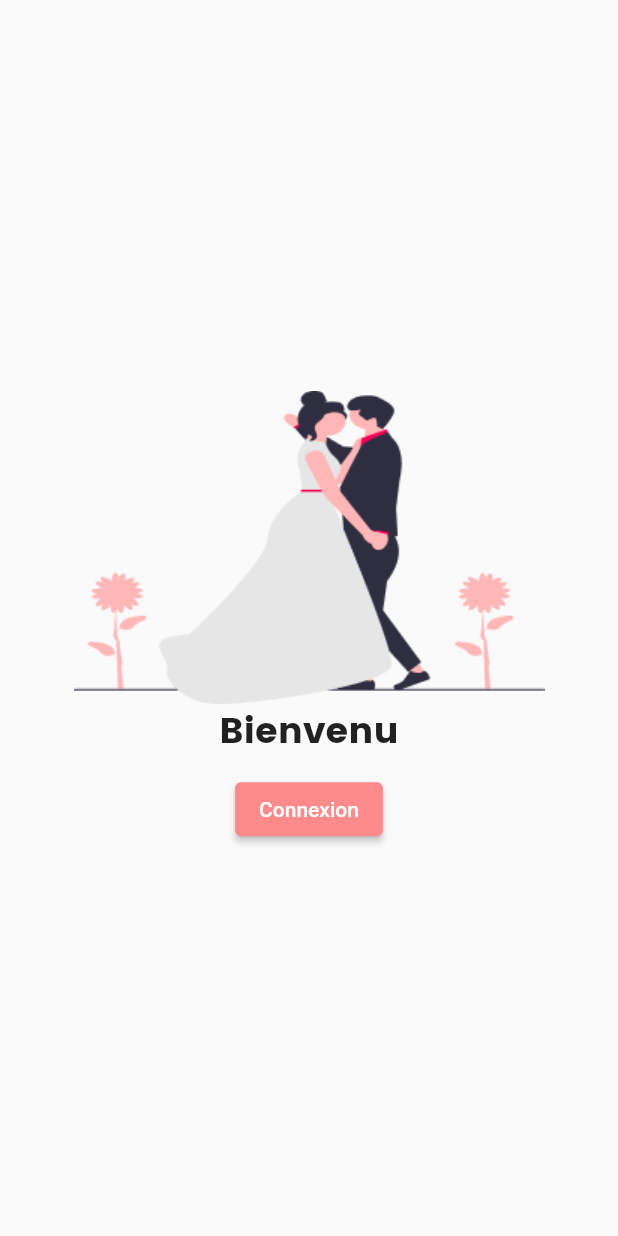
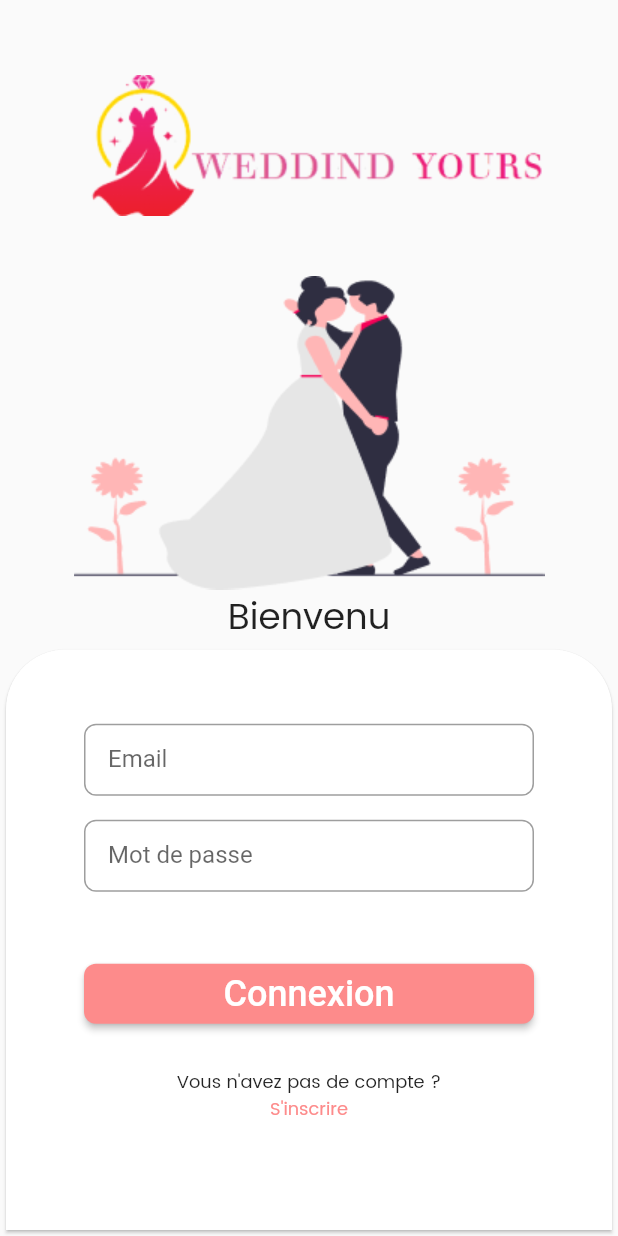
Before and after one commit to maigaib/WeddingYours, a Flutter app: the screen it shows after launch, on a phone screen of 412 x 824 dp. Run offline on Flutter 3.47's test engine with Material 2 defaults, Android fonts, the phone set to English and light mode, and no system bars.

Commit message:
connexion ok

```diff
--- a/lib/pages/connexion.dart
+++ b/lib/pages/connexion.dart
@@ -1,4 +1,5 @@
 import 'package:app_wedding_yours/pages/accueil.dart';
+import 'package:app_wedding_yours/pages/inscription.dart';
 import 'package:flutter/material.dart';
 class Connexion extends StatefulWidget {
   const Connexion({super.key});
@@ -19,27 +20,123 @@ class _ConnexionState extends State<Connexion> {
           child: Column(
             mainAxisAlignment: MainAxisAlignment.center,
             children: [
+              const SizedBox(height: 50,),
+              Image.asset("assets/images/LogoV.png"),
+              const SizedBox(height: 40,),
               Image.asset("assets/images/wedding couple.png"),
+
               const Text("Bienvenu",
               style: TextStyle(
                 fontSize: 24,
                 fontFamily: 'Poppins',
               ),
               ),
-            Padding(padding: EdgeInsets.only(top: 10)),
-            ElevatedButton(
-            style: const ButtonStyle(
-              backgroundColor: MaterialStatePropertyAll(Color.fromRGBO(253, 139, 139, 1))
+                Expanded(
+                   child: Card(
+                     shape: const RoundedRectangleBorder(
+                        borderRadius: BorderRadius.only(
+                          topLeft: Radius.circular(40),   // Coin supérieur gauche
+                          topRight: Radius.circular(40),  // Coin supérieur droit
+                        ),
+                        ),
+                  child: SizedBox(
+                  height: 300,
+                  child: Center(
+                    child: Column(
+                      mainAxisAlignment: MainAxisAlignment.center,
+                      children: <Widget>[
+                        Padding(
+                          padding: const EdgeInsets.all(8.0),
+                          child: Container(
+                            width: 300,
+                            child: TextFormField(
+                              decoration: InputDecoration(
+                                contentPadding: EdgeInsets.symmetric(horizontal: 16),
+                                border: OutlineInputBorder(
+                                  borderRadius: BorderRadius.circular(8),
+                                ),
+                                labelText: 'Email',
+                                hintText: 'Email',
+                              ),
+                            ),
+                          ),
+                        ),
+                        Padding(
+                          padding: const EdgeInsets.all(8.0),
+                          child: Container(
+                            width: 300,
+                            child: TextFormField(
+                              decoration: InputDecoration(
+                                contentPadding: EdgeInsets.symmetric(horizontal: 16),
+                                border: OutlineInputBorder(
+                                  borderRadius: BorderRadius.circular(8),
+                                ),
+                                labelText: 'Mot de passe',
+                                hintText: 'Mot de passe',
+                              ),
+                            ),
+                          ),
+                        ),
+                      SizedBox(height: 30,),
+                        Container(
+                        width: 300, // Largeur du bouton
+                        height: 40,
+                        margin: const EdgeInsets.only(top: 10, bottom: 10), // Marge supérieure
+                        child: ElevatedButton(
+                          style: ButtonStyle(
+                            backgroundColor: MaterialStateProperty.all(
+                              Color.fromRGBO(253, 139, 139, 1),
+                            ),
+                            shape: MaterialStateProperty.all(
+                              RoundedRectangleBorder(
+                                borderRadius: BorderRadius.circular(8),
+                              ),
+                            ),
                           ),
                           onPressed: () {
+                            // Ajoutez ici la logique de connexion
+                            // Vous pouvez naviguer vers la page d'accueil une fois la connexion réussie
                             Navigator.push(
                               context,
-                PageRouteBuilder(
-                  pageBuilder: (_,__,___) => Accueil()
-                  )
+                              MaterialPageRoute(builder: (context) => Accueil()),
                             );
                           },
-            child: const Text('Connexion'),
+                          child: const Text('Connexion',
+                          style: TextStyle(
+                          fontSize: 24,
+                          //fontFamily: 'Poppins',
+                        ),
+                        ),
+                        ),
+                      ),
+                      SizedBox(height: 20,),
+                      const Text("Vous n'avez pas de compte ?",
+                      style: TextStyle(
+                        fontSize: 12,
+                        fontFamily: 'Poppins',
+                      ),
+                      ),
+                      InkWell(
+                          onTap: () {
+                            // Ajoutez ici la logique pour naviguer vers la page d'inscription
+                            Navigator.push(context, MaterialPageRoute(builder: (context) => Inscription()));
+                          },
+                          child: const Text(
+                            "S'inscrire",
+                            style: TextStyle(
+                              fontSize: 12,
+                              fontFamily: 'Poppins',
+                              color: Color.fromRGBO(253, 139, 139, 1),
+                            ),
+                          ),
+                        ),
+                      SizedBox(height: 30,),
+
+                      ],
+                    ),
+                  ),
+                ),
+              ),
                 ),
             ],
           ),
--- /dev/null
+++ b/lib/pages/inscription.dart
@@ -0,0 +1,14 @@
+import 'package:flutter/material.dart';
+class Inscription extends StatefulWidget {
+  const Inscription({super.key});
+
+  @override
+  State<Inscription> createState() => _InscriptionState();
+}
+
+class _InscriptionState extends State<Inscription> {
+  @override
+  Widget build(BuildContext context) {
+    return const Placeholder();
+  }
+}
```
Also changed, not shown: pubspec.yaml (+3 -6 lines), assets/images/LogoV.png (added). Lines whose indentation alone changed are shown as unchanged.
